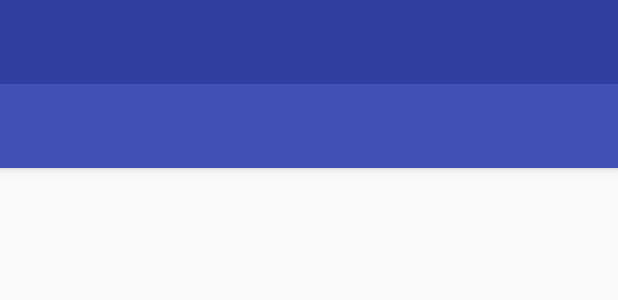
After one commit to regaliastar/HeatControler, an Android app: the layout activity_about.xml on its own in the app's theme, with its tools: preview values and no code run, on a phone screen of 412 x 824 dp. The commit adds this screen. Shown: the top 300 px of the screen. Run offline under Robolectric (Android 15) with nearby library versions, the phone set to English and light mode, and no system bars.

Commit message:
feat: add about Page

```diff
--- a/app/build.gradle
+++ b/app/build.gradle
@@ -30,4 +30,5 @@ dependencies {
     compile 'com.github.lecho:hellocharts-library:1.5.8@aar'
     compile 'com.google.code.gson:gson:2.8.0'
     compile 'org.jsoup:jsoup:1.9.2'
+    compile 'com.github.medyo:android-about-page:1.2'
 }
--- a/app/src/main/java/com/example/heatcontroler/MainActivity.java
+++ b/app/src/main/java/com/example/heatcontroler/MainActivity.java
@@ -78,8 +78,6 @@ public class MainActivity extends AppCompatActivity
 
         } else if (id == R.id.nav_share) {
 
-        } else if (id == R.id.nav_send) {
-
         }
 
         DrawerLayout drawer = (DrawerLayout) findViewById(R.id.drawer_layout);
--- /dev/null
+++ b/app/src/main/res/layout/activity_about.xml
@@ -0,0 +1,52 @@
+<?xml version="1.0" encoding="utf-8"?>
+<android.support.v4.widget.DrawerLayout xmlns:android="http://schemas.android.com/apk/res/android"
+    xmlns:app="http://schemas.android.com/apk/res-auto"
+    xmlns:tools="http://schemas.android.com/tools"
+    android:layout_width="match_parent"
+    android:layout_height="match_parent"
+    android:orientation="vertical"
+    android:id="@+id/drawer_layout"
+    tools:context="com.example.heatcontroler.Activity.AboutActivity"
+    android:fitsSystemWindows="true"
+    tools:openDrawer="start">
+
+    <LinearLayout
+        android:layout_width="match_parent"
+        android:layout_height="match_parent"
+        android:orientation="vertical">
+
+        <android.support.design.widget.AppBarLayout
+            android:layout_width="match_parent"
+            android:layout_height="wrap_content">
+
+            <android.support.v7.widget.Toolbar
+                android:id="@+id/toolbar"
+                android:layout_width="match_parent"
+                android:layout_height="?attr/actionBarSize"
+                android:background="?attr/colorPrimary"
+                android:theme="@style/ThemeOverlay.AppCompat.Dark.ActionBar"
+                app:popupTheme="@style/ThemeOverlay.AppCompat.Light"
+                ></android.support.v7.widget.Toolbar>
+
+        </android.support.design.widget.AppBarLayout>
+
+        <RelativeLayout
+            android:id="@+id/relativeLayout"
+            android:layout_width="match_parent"
+            android:layout_height="match_parent"
+            app:layout_behavior="@string/appbar_scrolling_view_behavior"
+            >
+        </RelativeLayout>
+    </LinearLayout>
+
+
+    <android.support.design.widget.NavigationView
+        android:id="@+id/nav_view"
+        android:layout_width="wrap_content"
+        android:layout_height="match_parent"
+        android:layout_gravity="start"
+        android:fitsSystemWindows="true"
+        app:headerLayout="@layout/nav_header_main"
+        app:menu="@menu/activity_main_drawer" />
+
+</android.support.v4.widget.DrawerLayout>
--- a/app/src/main/res/layout/nav_header_main.xml
+++ b/app/src/main/res/layout/nav_header_main.xml
@@ -24,6 +24,6 @@
         android:id="@+id/textView"
         android:layout_width="wrap_content"
         android:layout_height="wrap_content"
-        android:text="测试版version 1.0.1" />
+        android:text="" />
 
 </LinearLayout>
--- a/app/src/main/res/values/strings.xml
+++ b/app/src/main/res/values/strings.xml
@@ -6,4 +6,5 @@
 
     <string name="action_settings">Settings</string>
     <string name="title_activity_base">BaseActivity</string>
+    <string name="title_activity_about">AboutActivity</string>
 </resources>
```
Also changed, not shown: app/src/main/AndroidManifest.xml (+8 -5 lines), app/src/main/java/com/example/heatcontroler/Activity/AboutActivity.java (added, +94 -0 lines), app/src/main/java/com/example/heatcontroler/Activity/HistoryActivity.java (added, +15 -0 lines), app/src/main/java/com/example/heatcontroler/Activity/SetTempActivity.java (+10 -5 lines), app/src/main/java/com/example/heatcontroler/Activity/StateActivity.java (+4 -3 lines), app/src/main/res/layout/activity_history.xml (added, +9 -0 lines), app/src/main/res/menu/activity_main_drawer.xml (+4 -4 lines), app/src/main/res/drawable/cloud.png (added).
